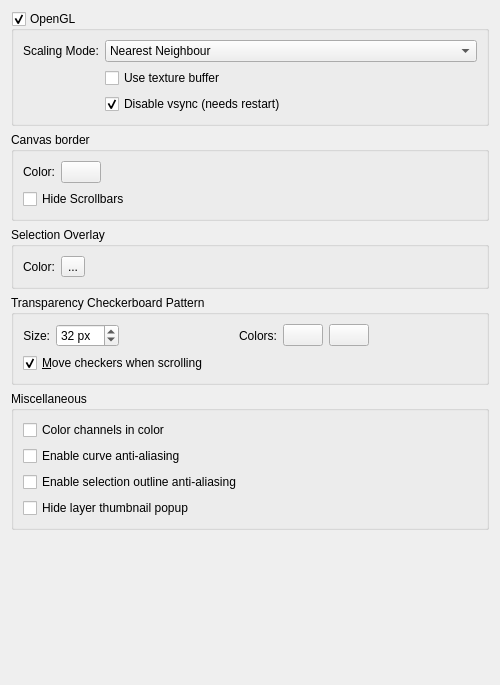
Before: the Qt Designer form libs/ui/forms/wdgdisplaysettings.ui in KDE/krita, drawn with Qt 5.
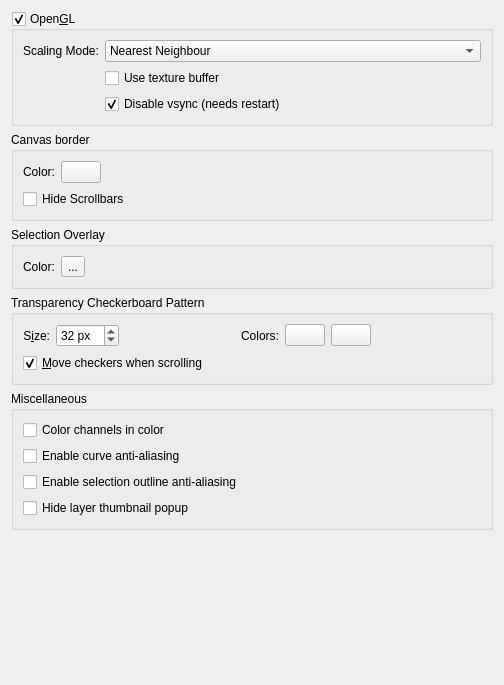
After: the same form once the commit is applied. Custom widgets are drawn as their Qt base class.

```diff
--- a/libs/ui/forms/wdgdisplaysettings.ui
+++ b/libs/ui/forms/wdgdisplaysettings.ui
@@ -6,7 +6,7 @@
    <rect>
     <x>0</x>
     <y>0</y>
-    <width>500</width>
+    <width>504</width>
     <height>685</height>
    </rect>
   </property>
@@ -69,7 +69,7 @@
       <item row="0" column="0">
        <widget class="QLabel" name="lblCheckSize">
         <property name="text">
-         <string>Size:</string>
+         <string>S&amp;ize:</string>
         </property>
         <property name="alignment">
          <set>Qt::AlignRight|Qt::AlignTrailing|Qt::AlignVCenter</set>
@@ -175,7 +175,7 @@
       </sizepolicy>
      </property>
      <property name="title">
-      <string>OpenGL</string>
+      <string>Open&amp;GL</string>
      </property>
      <property name="checkable">
       <bool>true</bool>
@@ -343,6 +343,11 @@
   </layout>
  </widget>
  <customwidgets>
+  <customwidget>
+   <class>KisIntParseSpinBox</class>
+   <extends>QSpinBox</extends>
+   <header>kis_intparsespinbox.h</header>
+  </customwidget>
   <customwidget>
    <class>KColorButton</class>
    <extends>QPushButton</extends>
```
Left out of the diff: 2 changed lines with no effect on the pictures.
